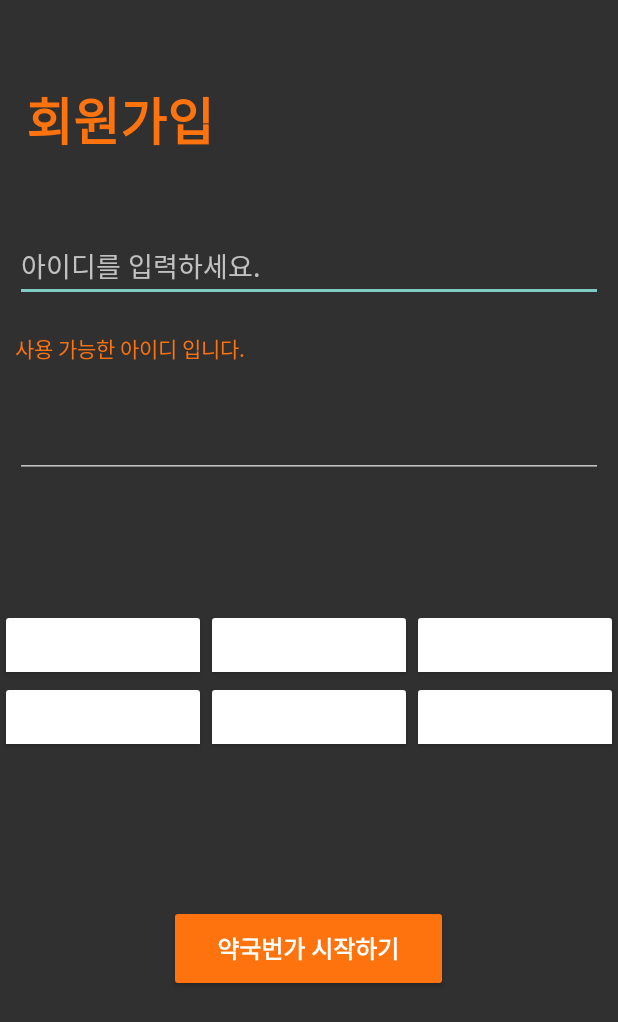
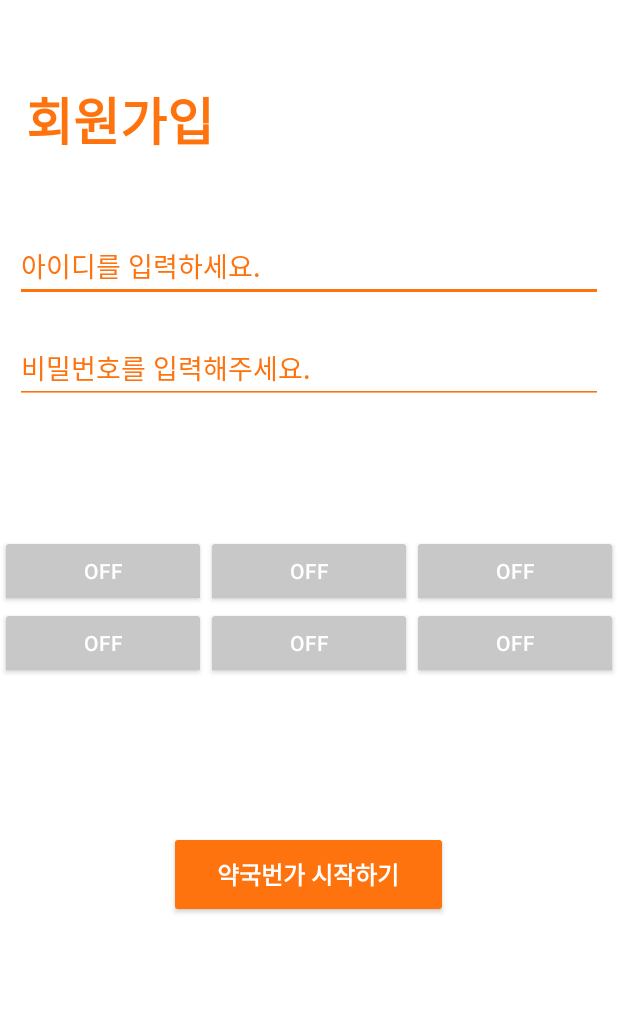
Before and after one commit to HeoJi-Hyun/Pharmacy_ex1, an Android app: the Join screen opened directly, with no data from a screen before it, on a phone screen of 412 x 824 dp. Shown: the top 1022 px of the screen. Run offline under Robolectric (Android 15) with nearby library versions, the light colour scheme and no system bars.

Commit message:
회원가입 xml 뚝딱

```diff
--- a/app/src/main/java/com/example/pharmacy_ex1/RingtonePlayingService.java
+++ b/app/src/main/java/com/example/pharmacy_ex1/RingtonePlayingService.java
@@ -58,7 +58,7 @@ public class RingtonePlayingService extends Service {
         assert getState != null;
         switch (getState) {
             case "alarm on":
-                startId = Service.START_STICKY;
+                startId = Service.START_REDELIVER_INTENT;
                 break;
             case "alarm off":
                 startId = Service.START_STICKY_COMPATIBILITY;
--- a/app/src/main/res/layout/join.xml
+++ b/app/src/main/res/layout/join.xml
@@ -3,6 +3,7 @@
     xmlns:tools="http://schemas.android.com/tools"
     android:layout_width="match_parent"
     android:layout_height="match_parent"
+    android:background="@color/white"
     android:orientation="vertical">
 
     <LinearLayout
@@ -29,26 +30,23 @@
         android:layout_width="match_parent"
         android:layout_height="wrap_content"
         android:layout_margin="10sp"
+        android:backgroundTint="@color/pharmacy"
         android:ems="10"
         android:hint="아이디를 입력하세요."
-        android:inputType="textPersonName"
+        android:textColorHint="@color/pharmacy"
         android:minHeight="48dp" />
-
-    <TextView
-        android:id="@+id/textView2"
-        android:layout_width="match_parent"
-        android:layout_height="32dp"
-        android:layout_margin="10sp"
-        android:text="사용 가능한 아이디 입니다."
-        android:textColor="#FE730E" />
 
     <EditText
         android:id="@+id/edPw2"
         android:layout_width="match_parent"
         android:layout_height="wrap_content"
         android:layout_margin="10sp"
+        android:backgroundTint="@color/pharmacy"
         android:ems="10"
+        android:hint="비밀번호를 입력해주세요."
+        android:textColorHint="@color/pharmacy"
         android:inputType="textPassword"
+        android:minHeight="48dp"
         tools:ignore="SpeakableTextPresentCheck,SpeakableTextPresentCheck" />
 
     <LinearLayout
@@ -67,64 +65,60 @@
             android:orientation="horizontal">
 
             <ToggleButton
-                android:id="@+id/toggleButton2"
+                android:id="@+id/toggleButton18"
                 android:layout_width="wrap_content"
                 android:layout_height="wrap_content"
                 android:layout_weight="1"
-                android:backgroundTint="#FFFFFF"
+                android:backgroundTint="#C8C8C8"
                 android:text="ToggleButton"
-                android:textOff="질병이름" />
+                tools:ignore="DuplicateSpeakableTextCheck" />
 
             <ToggleButton
-                android:id="@+id/toggleButton3"
+                android:id="@+id/toggleButton14"
                 android:layout_width="wrap_content"
                 android:layout_height="wrap_content"
                 android:layout_weight="1"
-                android:backgroundTint="#FFFFFF"
-                android:text="ToggleButton"
-                android:textOff="질병이름" />
+                android:backgroundTint="#C8C8C8"
+                android:text="ToggleButton" />
+
+            <ToggleButton
+                android:id="@+id/toggleButton12"
+                android:layout_width="wrap_content"
+                android:layout_height="wrap_content"
+                android:layout_weight="1"
+                android:backgroundTint="#C8C8C8"
+                android:text="ToggleButton" />
+
+        </LinearLayout>
+
+        <LinearLayout
+            android:layout_width="match_parent"
+            android:layout_height="wrap_content"
+            android:orientation="horizontal">
 
             <ToggleButton
                 android:id="@+id/toggleButton4"
                 android:layout_width="wrap_content"
                 android:layout_height="wrap_content"
                 android:layout_weight="1"
-                android:backgroundTint="#FFFFFF"
-                android:text="ToggleButton"
-                android:textOff="질병이름" />
-        </LinearLayout>
-
-        <LinearLayout
-            android:layout_width="match_parent"
-            android:layout_height="match_parent"
-            android:orientation="horizontal">
+                android:backgroundTint="#C8C8C8"
+                android:text="ToggleButton" />
 
             <ToggleButton
-                android:id="@+id/toggleButton2"
+                android:id="@+id/toggleButton19"
                 android:layout_width="wrap_content"
                 android:layout_height="wrap_content"
                 android:layout_weight="1"
-                android:backgroundTint="#FFFFFF"
-                android:text="ToggleButton"
-                android:textOff="질병이름" />
+                android:backgroundTint="#C8C8C8"
+                android:text="ToggleButton" />
 
             <ToggleButton
-                android:id="@+id/toggleButton3"
+                android:id="@+id/toggleButton20"
                 android:layout_width="wrap_content"
                 android:layout_height="wrap_content"
                 android:layout_weight="1"
-                android:backgroundTint="#FFFFFF"
-                android:text="ToggleButton"
-                android:textOff="질병이름" />
-
-            <ToggleButton
-                android:id="@+id/toggleButton4"
-                android:layout_width="wrap_content"
-                android:layout_height="wrap_content"
-                android:layout_weight="1"
-                android:backgroundTint="#FFFFFF"
-                android:text="ToggleButton"
-                android:textOff="질병이름" />
+                android:backgroundTint="#C8C8C8"
+                android:text="ToggleButton" />
         </LinearLayout>
     </LinearLayout>
 
```
